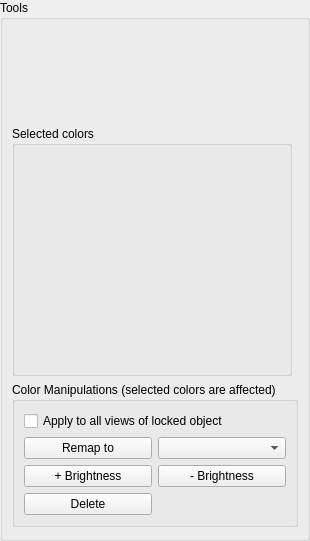
First picture: the form in editor_app/gui/tools_sprites.ui, repository danielmeinert/objectcreator, before the edit.
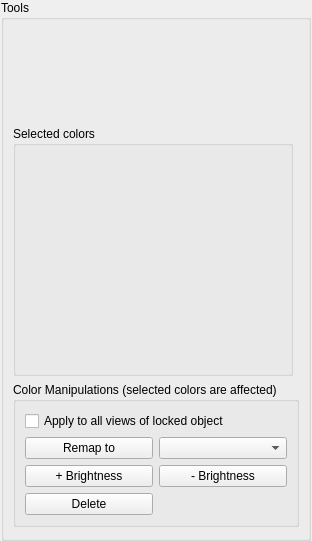
Second picture: the form after the edit.

The edit to the form file:
```diff
--- a/editor_app/gui/tools_sprites.ui
+++ b/editor_app/gui/tools_sprites.ui
@@ -6,7 +6,7 @@
    <rect>
     <x>0</x>
     <y>0</y>
-    <width>310</width>
+    <width>312</width>
     <height>541</height>
    </rect>
   </property>
@@ -18,13 +18,13 @@
   </property>
   <property name="minimumSize">
    <size>
-    <width>310</width>
+    <width>312</width>
     <height>540</height>
    </size>
   </property>
   <property name="maximumSize">
    <size>
-    <width>310</width>
+    <width>312</width>
     <height>541</height>
    </size>
   </property>
```
Left out of the diff: 2 changed lines with no effect on the pictures.
